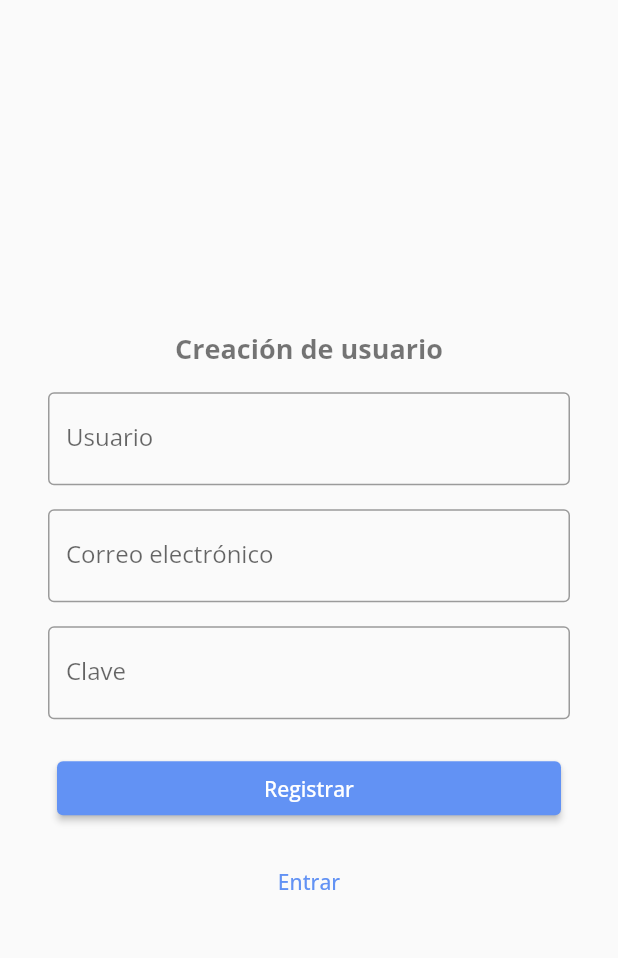
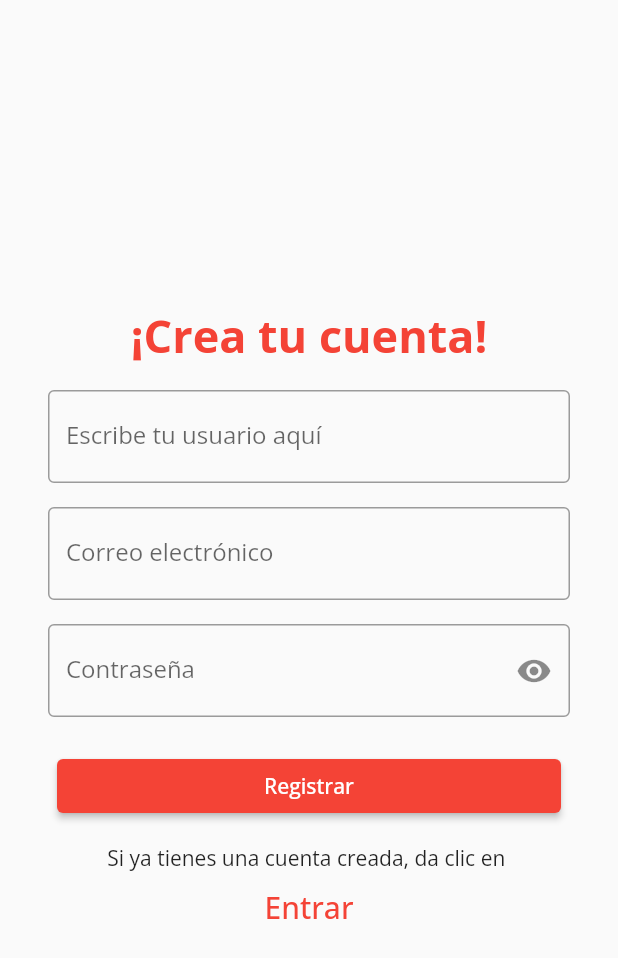
Before and after one commit to advalera/retociclo4, a Flutter app: the screen it shows after launch, after a tap on "Login", after a tap on the "logout" icon, after a tap on "Registrarse", on a phone screen of 412 x 824 dp. Shown: the top 958 px of the screen. Run offline on Flutter 3.47's test engine with Material 2 defaults, Android fonts, the phone set to English and light mode, and no system bars; our stand-ins replace get, google_fonts; network calls fail.

Commit message:
editing info inside every page

```diff
--- a/lib/ui/pages/authentication/login/login_screen.dart
+++ b/lib/ui/pages/authentication/login/login_screen.dart
@@ -13,6 +13,7 @@ class LoginScreen extends StatefulWidget {
 class _State extends State<LoginScreen> {
   final emailController = TextEditingController();
   final passwordController = TextEditingController();
+  bool _isObscure = true;
 
   @override
   Widget build(BuildContext context) {
@@ -25,8 +26,12 @@ class _State extends State<LoginScreen> {
           Padding(
             padding: const EdgeInsets.all(8.0),
             child: Text(
-              "Iniciar sesión",
-              style: Theme.of(context).textTheme.headline1,
+              "Entra a tu cuenta",
+              style: TextStyle(
+                fontWeight: FontWeight.bold,
+                fontSize: 30,
+                color: Colors.red,
+              ),
             ),
           ),
           Padding(
@@ -43,11 +48,20 @@ class _State extends State<LoginScreen> {
             padding: const EdgeInsets.all(8.0),
             child: TextField(
               controller: passwordController,
-              obscureText: true,
+              obscureText: _isObscure,
               obscuringCharacter: "*",
-              decoration: const InputDecoration(
+              decoration: InputDecoration(
                 border: OutlineInputBorder(),
                 labelText: 'Clave',
+                suffixIcon: IconButton(
+                  onPressed: () {
+                    setState(() {
+                      _isObscure = !_isObscure;
+                    });
+                  },
+                  icon: Icon(
+                    _isObscure ? Icons.visibility : Icons.visibility_off
+                  )),
               ),
             ),
           ),
--- a/lib/ui/pages/authentication/signup/singup_screen.dart
+++ b/lib/ui/pages/authentication/signup/singup_screen.dart
@@ -14,6 +14,7 @@ class _State extends State<SignUpScreen> {
   final nameController = TextEditingController();
   final emailController = TextEditingController();
   final passwordController = TextEditingController();
+  bool _isObscure = true;
 
   @override
   Widget build(BuildContext context) {
@@ -21,13 +22,18 @@ class _State extends State<SignUpScreen> {
       padding: const EdgeInsets.all(8.0),
       child: Column(
         mainAxisAlignment: MainAxisAlignment.center,
+        crossAxisAlignment: CrossAxisAlignment.center,
         children: [
           const Spacer(),
-          Padding(
+          const Padding(
             padding: const EdgeInsets.all(8.0),
             child: Text(
-              "Creación de usuario",
-              style: Theme.of(context).textTheme.headline1,
+              "¡Crea tu cuenta!",
+              style: TextStyle(
+                fontWeight: FontWeight.bold,
+                fontSize: 30,
+                color: Colors.red,
+              ),
             ),
           ),
           Padding(
@@ -36,7 +42,7 @@ class _State extends State<SignUpScreen> {
               controller: nameController,
               decoration: const InputDecoration(
                 border: OutlineInputBorder(),
-                labelText: 'Usuario',
+                labelText: 'Escribe tu usuario aquí',
               ),
             ),
           ),
@@ -54,11 +60,20 @@ class _State extends State<SignUpScreen> {
             padding: const EdgeInsets.all(8.0),
             child: TextField(
               controller: passwordController,
-              obscureText: true,
+              obscureText: _isObscure,
               obscuringCharacter: "*",
-              decoration: const InputDecoration(
+              decoration: InputDecoration(
                 border: OutlineInputBorder(),
-                labelText: 'Clave',
+                labelText: 'Contraseña',
+                suffixIcon: IconButton(
+                  onPressed: () {
+                    setState(() {
+                      _isObscure = !_isObscure;
+                    });
+                  },
+                  icon: Icon(
+                    _isObscure ? Icons.visibility : Icons.visibility_off
+                  )),
               ),
             ),
           ),
@@ -69,6 +84,9 @@ class _State extends State<SignUpScreen> {
                 child: Padding(
                   padding: const EdgeInsets.all(14.0),
                   child: ElevatedButton(
+                    style: ElevatedButton.styleFrom(
+                      primary: Colors.red,
+                    ),
                     onPressed: () {
                       Get.offNamed('/content');
                     },
@@ -78,9 +96,15 @@ class _State extends State<SignUpScreen> {
               ),
             ],
           ),
+          const Text('Si ya tienes una cuenta creada, da clic en '),
           TextButton(
             onPressed: widget.onViewSwitch,
-            child: const Text("Entrar"),
+            child: const Text("Entrar",
+            style: TextStyle(fontSize: 20.0),
+            ),
+            style: TextButton.styleFrom(
+              primary: Colors.red,
+            ),
           ),
           const Spacer(),
         ],
--- a/lib/ui/pages/content/content_page.dart
+++ b/lib/ui/pages/content/content_page.dart
@@ -45,8 +45,8 @@ class _State extends State<ContentPage> {
   Widget build(BuildContext context) {
     return Scaffold(
       appBar: CustomAppBar(
-        picUrl: 'https://uifaces.co/our-content/donated/gPZwCbdS.jpg',
-        tile: const Text("Red Egresados"),
+        picUrl: 'https://uifaces.co/our-content/donated/Zh_4oc5l.jpg',
+        tile: const Text("Arte en las calles"),
         context: context,
         onSignOff: () {
           Get.offNamed('/auth');
@@ -76,15 +76,15 @@ class _State extends State<ContentPage> {
             label: 'Social',
           ),
           BottomNavigationBarItem(
-            icon: Icon(Icons.public_outlined),
-            label: 'Verificado',
+            icon: Icon(Icons.art_track_outlined),
+            label: 'WebArte',
           ),
           BottomNavigationBarItem(
             icon: Icon(Icons.place_outlined),
             label: 'Ubicación',
           ),
           BottomNavigationBarItem(
-            icon: Icon(Icons.chat_bubble_outline),
+            icon: Icon(Icons.message_outlined),
             label: 'Mensajes',
           ),
         ],
--- a/lib/ui/pages/content/location/location_screen.dart
+++ b/lib/ui/pages/content/location/location_screen.dart
@@ -10,7 +10,7 @@ class LocationScreen extends StatefulWidget {
 }
 
 class _State extends State<LocationScreen> {
-  final items = List<String>.generate(8, (i) => "Item $i");
+  final items = List<String>.generate(8, (i) => "Persona $i");
 
   @override
   Widget build(BuildContext context) {
@@ -36,7 +36,7 @@ class _State extends State<LocationScreen> {
             itemCount: items.length,
             itemBuilder: (context, index) {
               return LocationCard(
-                title: 'John Doe',
+                title: items[index],
                 lat: 11.004556423794284,
                 long: -74.7217010498047,
                 distance: 25,
--- a/lib/ui/pages/content/public_offers/widgets/offer_card.dart
+++ b/lib/ui/pages/content/public_offers/widgets/offer_card.dart
@@ -57,7 +57,7 @@ class OfferCard extends StatelessWidget {
               Padding(
                 padding: const EdgeInsets.all(4.0),
                 child: Icon(
-                  Icons.architecture,
+                  Icons.person,
                   color: primaryColor,
                 ),
               ),
@@ -69,7 +69,7 @@ class OfferCard extends StatelessWidget {
               Padding(
                 padding: const EdgeInsets.all(4.0),
                 child: Icon(
-                  Icons.developer_mode_outlined,
+                  Icons.location_city_outlined,
                   color: primaryColor,
                 ),
               ),
--- a/lib/ui/pages/content/states/states_screen.dart
+++ b/lib/ui/pages/content/states/states_screen.dart
@@ -11,6 +11,7 @@ class StatesScreen extends StatefulWidget {
 
 class _State extends State<StatesScreen> {
   final items = List<String>.generate(20, (i) => "Item $i");
+  final contents = List<String>.generate(20, (i) => "Contenido que hace referencia al Item $i");
 
   @override
   Widget build(BuildContext context) {
@@ -18,8 +19,8 @@ class _State extends State<StatesScreen> {
       itemCount: items.length,
       itemBuilder: (context, index) {
         return StateCard(
-          title: 'Iony Houst',
-          content: 'Lorem ipsum dolor sit amet.',
+          title: items[index],
+          content: contents[index],
           picUrl: 'https://uifaces.co/our-content/donated/gPZwCbdS.jpg',
           onChat: () => {},
         );
--- a/lib/ui/pages/content/users_offers/users_offers_screen.dart
+++ b/lib/ui/pages/content/users_offers/users_offers_screen.dart
@@ -10,7 +10,7 @@ class UsersOffersScreen extends StatefulWidget {
 }
 
 class _State extends State<UsersOffersScreen> {
-  final items = List<String>.generate(20, (i) => "Item $i");
+  final items = List<String>.generate(20, (i) => "Oferta $i de Usuario");
 
   @override
   Widget build(BuildContext context) {
@@ -18,7 +18,7 @@ class _State extends State<UsersOffersScreen> {
       itemCount: items.length,
       itemBuilder: (context, index) {
         return PostCard(
-          title: 'Ludvig Wiese',
+          title: items[index],
           content:
               'Duis non tellus sed quam luctus gravida quis sed libero. Pellentesque luctus lorem eu est varius, eu dignissim leo tincidunt. Fusce eget ante sed mi venenatis tincidunt et rutrum neque. Suspendisse laoreet sapien sed est aliquet fringilla. Fusce fringilla, ante in ultrices volutpat, mauris ',
           picUrl:
```
Also changed, not shown: lib/ui/pages/content/public_offers/public_offers_screen.dart (+4 -4 lines).
